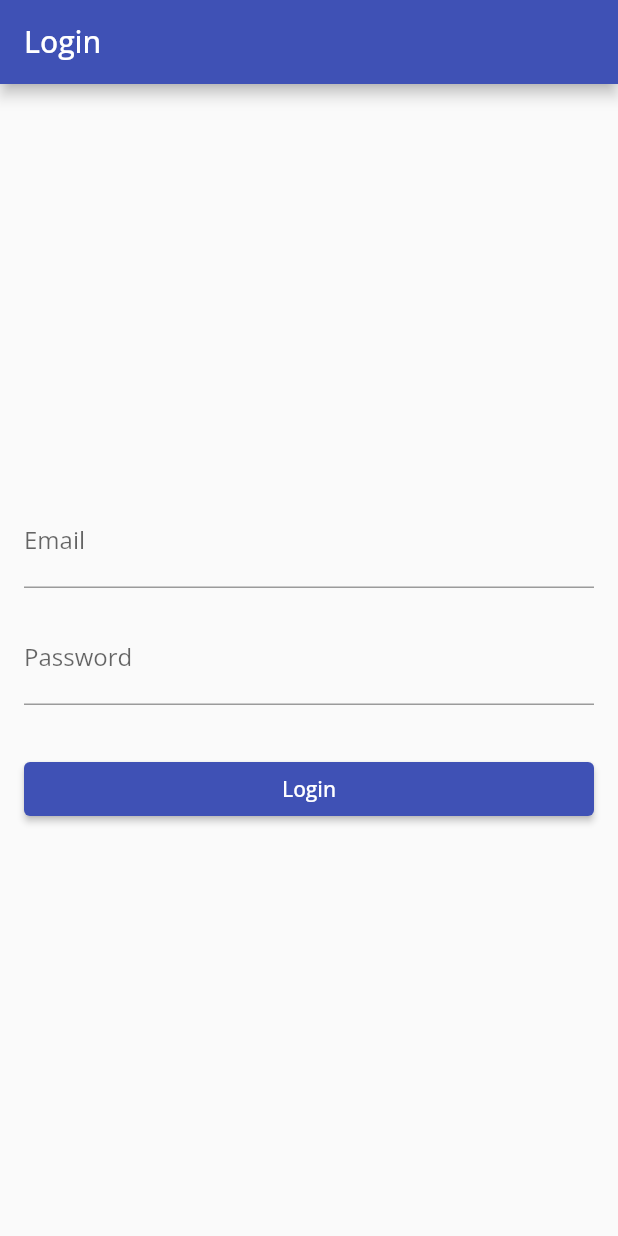
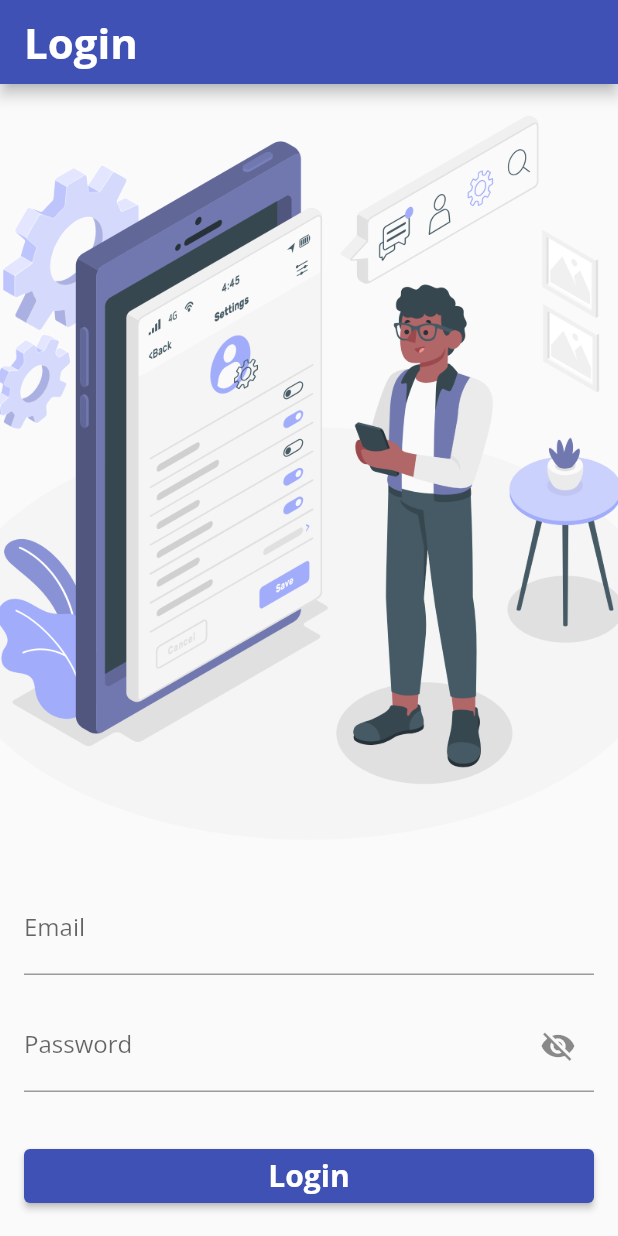
Before and after one commit to nangahamandine/cipher_comm, a Flutter app: the screen it shows after launch, on a phone screen of 412 x 824 dp. Run offline on Flutter 3.47's test engine with Material 2 defaults, Android fonts, the phone set to English and light mode, and no system bars; our stand-ins replace contacts_service, firebase_auth, firebase_core, google_fonts; accounts and stored records are empty.

Commit message:
Updated login_screen.dart file

```diff
--- a/lib/screens/login_screen.dart
+++ b/lib/screens/login_screen.dart
@@ -1,40 +1,154 @@
+import 'dart:async';
 import 'package:flutter/material.dart';
+import 'package:google_fonts/google_fonts.dart';
+import 'chat_screen.dart';
 
-class LoginScreen extends StatelessWidget {
+class LoginScreen extends StatefulWidget {
+  @override
+  _LoginScreenState createState() => _LoginScreenState();
+}
+
+class _LoginScreenState extends State<LoginScreen> {
+  final TextEditingController emailController = TextEditingController();
+  final TextEditingController passwordController = TextEditingController();
+
+  bool _isPasswordVisible = false;
+
+  void _togglePasswordVisibility() {
+    setState(() {
+      _isPasswordVisible = !_isPasswordVisible;
+    });
+  }
+
+  void _login() {
+    String email = emailController.text.trim();
+    String password = passwordController.text.trim();
+
+    if (email.isEmpty || password.isEmpty) {
+      throw Exception('Both email and password are required fields.');
+    } else if (email != 'example@example.com' || password != 'password') {
+      throw Exception('Wrong email or password.');
+    } else {
+      _showSuccessDialog();
+      Timer(Duration(seconds: 1), () {
+        Navigator.pushReplacement(
+          context,
+          MaterialPageRoute(builder: (context) => ChatScreen()),
+        );
+      });
+    }
+  }
+
+  void _showSuccessDialog() {
+    showDialog(
+      context: context,
+      builder: (context) => AlertDialog(
+        title: Text('Success'),
+        content: Text('Login was successful.'),
+        actions: [
+          TextButton(
+            child: Text('OK'),
+            onPressed: () {
+              Navigator.pop(context);
+            },
+          ),
+        ],
+      ),
+    );
+  }
+
   @override
   Widget build(BuildContext context) {
     return Scaffold(
       appBar: AppBar(
-        title: Text('Login'),
+        title: Text(
+          'Login',
+          style: GoogleFonts.openSans(
+            textStyle: TextStyle(
+              fontSize: 28,
+              fontWeight: FontWeight.bold,
             ),
-      body: Padding(
+          ),
+        ),
+      ),
+      body: Column(
+        children: [
+          Expanded(
+            child: Image.asset(
+              'assets/images/top2.png',
+              fit: BoxFit.cover,
+            ),
+          ),
+          Padding(
             padding: EdgeInsets.all(16.0),
             child: Column(
               mainAxisAlignment: MainAxisAlignment.center,
               crossAxisAlignment: CrossAxisAlignment.stretch,
               children: [
                 TextField(
+                  controller: emailController,
                   decoration: InputDecoration(
                     labelText: 'Email',
                   ),
                 ),
                 SizedBox(height: 16.0),
                 TextField(
-              obscureText: true,
+                  controller: passwordController,
+                  obscureText: !_isPasswordVisible,
                   decoration: InputDecoration(
                     labelText: 'Password',
+                    suffixIcon: IconButton(
+                      icon: Icon(_isPasswordVisible
+                          ? Icons.visibility
+                          : Icons.visibility_off),
+                      onPressed: _togglePasswordVisibility,
+                    ),
                   ),
                 ),
                 SizedBox(height: 32.0),
                 ElevatedButton(
                   onPressed: () {
-                // TODO: Implement login functionality
+                    try {
+                      _login();
+                    } catch (e) {
+                      showDialog(
+                        context: context,
+                        builder: (context) => AlertDialog(
+                          title: Text(
+                            'Error',
+                            style: TextStyle(color: Colors.red),
+                          ),
+                          content: Text(
+                            e.toString(),
+                            style: TextStyle(color: Colors.red),
+                          ),
+                          actions: [
+                            TextButton(
+                              child: Text('OK'),
+                              onPressed: () {
+                                Navigator.pop(context);
                               },
-              child: Text('Login'),
+                            ),
+                          ],
+                        ),
+                      );
+                    }
+                  },
+                  child: Text(
+                    'Login',
+                    style: GoogleFonts.openSans(
+                      textStyle: TextStyle(
+                        fontSize: 20,
+                        fontWeight: FontWeight.bold,
+                      ),
+                    ),
+                  ),
                 ),
               ],
             ),
           ),
+        ],
+      ),
     );
   }
 }
--- a/pubspec.yaml
+++ b/pubspec.yaml
@@ -81,8 +81,8 @@ flutter:
   uses-material-design: true
 
   # To add assets to your application, add an assets section, like this:
-assets:
-  - assets/images/
+  assets:
+    - assets/images/
 
   # An image asset can refer to one or more resolution-specific "variants", see
   # https://flutter.dev/assets-and-images/#resolution-aware
```
Also changed, not shown: assets/images/top2.png (added). Lines whose indentation alone changed are shown as unchanged.
